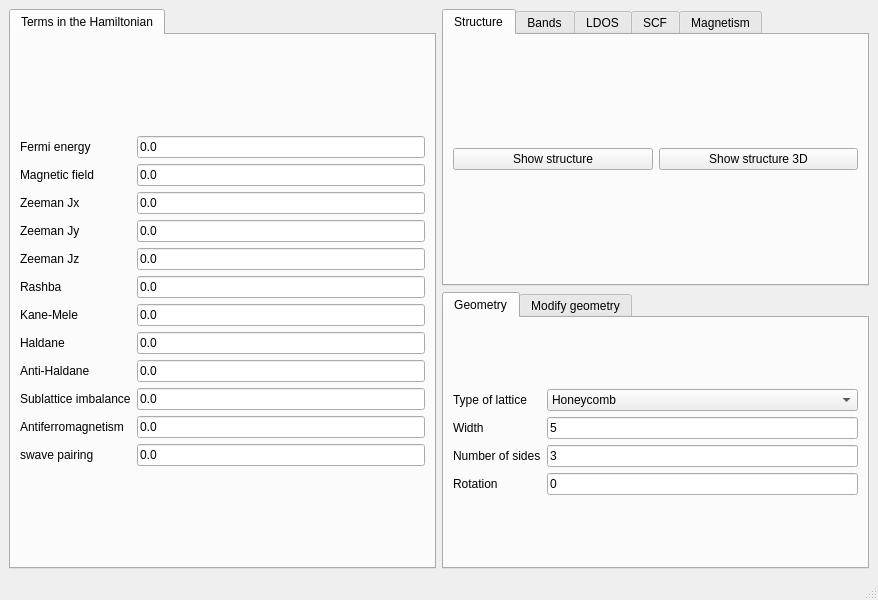
Before: the Qt Designer form development/interface-pyqt/0d/interface.ui in joselado/quantum-honeycomp, drawn with Qt 5.
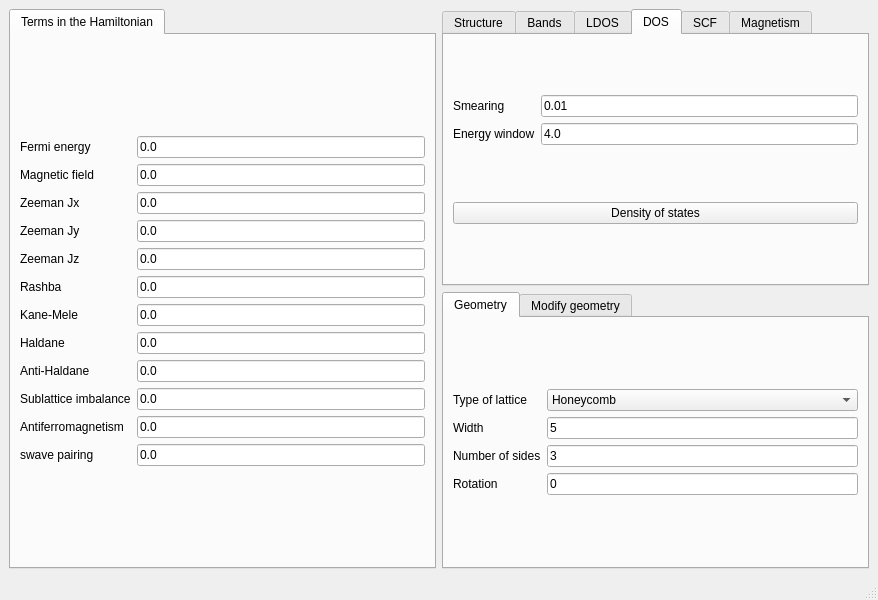
After: the same form once the commit is applied. The open tabs and pages were chosen to show the change.

The edit to the form file:
```diff
--- a/development/interface-pyqt/0d/interface.ui
+++ b/development/interface-pyqt/0d/interface.ui
@@ -504,6 +504,52 @@
         </item>
        </layout>
       </widget>
+      <widget class="QWidget" name="tab_9">
+       <attribute name="title">
+        <string>DOS</string>
+       </attribute>
+       <layout class="QGridLayout" name="gridLayout_18">
+        <item row="0" column="0">
+         <layout class="QGridLayout" name="gridLayout_17">
+          <item row="0" column="0">
+           <widget class="QLabel" name="label_16">
+            <property name="text">
+             <string>Smearing</string>
+            </property>
+           </widget>
+          </item>
+          <item row="0" column="1">
+           <widget class="QLineEdit" name="dos_delta">
+            <property name="text">
+             <string>0.01</string>
+            </property>
+           </widget>
+          </item>
+          <item row="1" column="1">
+           <widget class="QLineEdit" name="dos_ewindow">
+            <property name="text">
+             <string>4.0</string>
+            </property>
+           </widget>
+          </item>
+          <item row="1" column="0">
+           <widget class="QLabel" name="label_41">
+            <property name="text">
+             <string>Energy window</string>
+            </property>
+           </widget>
+          </item>
+         </layout>
+        </item>
+        <item row="1" column="0">
+         <widget class="QPushButton" name="show_dos">
+          <property name="text">
+           <string>Density of states</string>
+          </property>
+         </widget>
+        </item>
+       </layout>
+      </widget>
       <widget class="QWidget" name="tab">
        <attribute name="title">
         <string>SCF</string>
```
Left out of the diff: 10 changed lines with no effect on the pictures.
